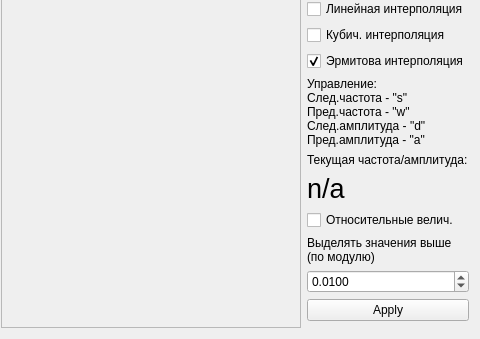
The window that mainwindow.ui (irsural/splines) describes before a commit, drawn with Qt 5; both pictures show x 404 to 884 and y 284 to 623 of the 884 by 623 pixel window.
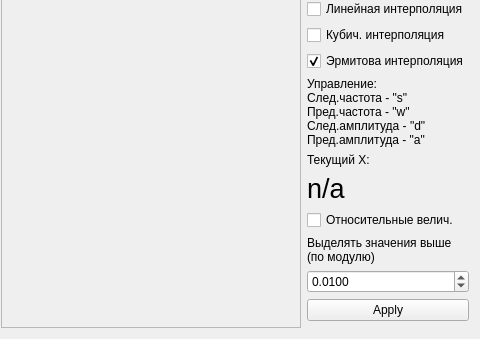
The same window after the commit. Custom widgets are drawn as their Qt base class.

```diff
--- a/mainwindow.ui
+++ b/mainwindow.ui
@@ -217,7 +217,7 @@
         <item>
          <widget class="QLabel" name="label_5">
           <property name="text">
-           <string>Текущая частота/амплитуда:</string>
+           <string>Текущий X:</string>
           </property>
          </widget>
         </item>
```
